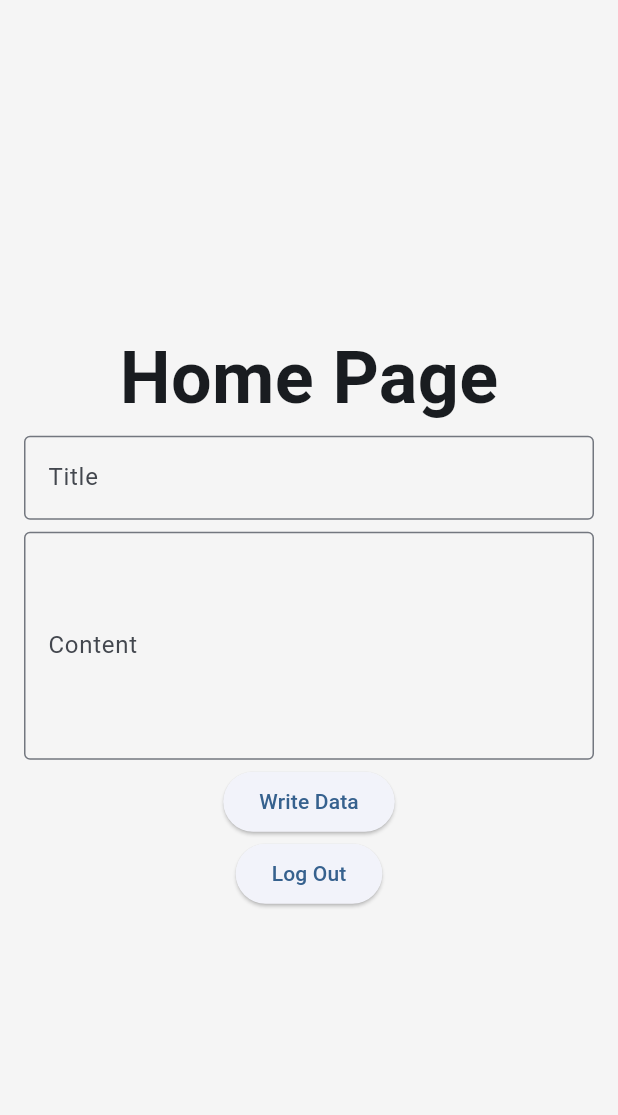
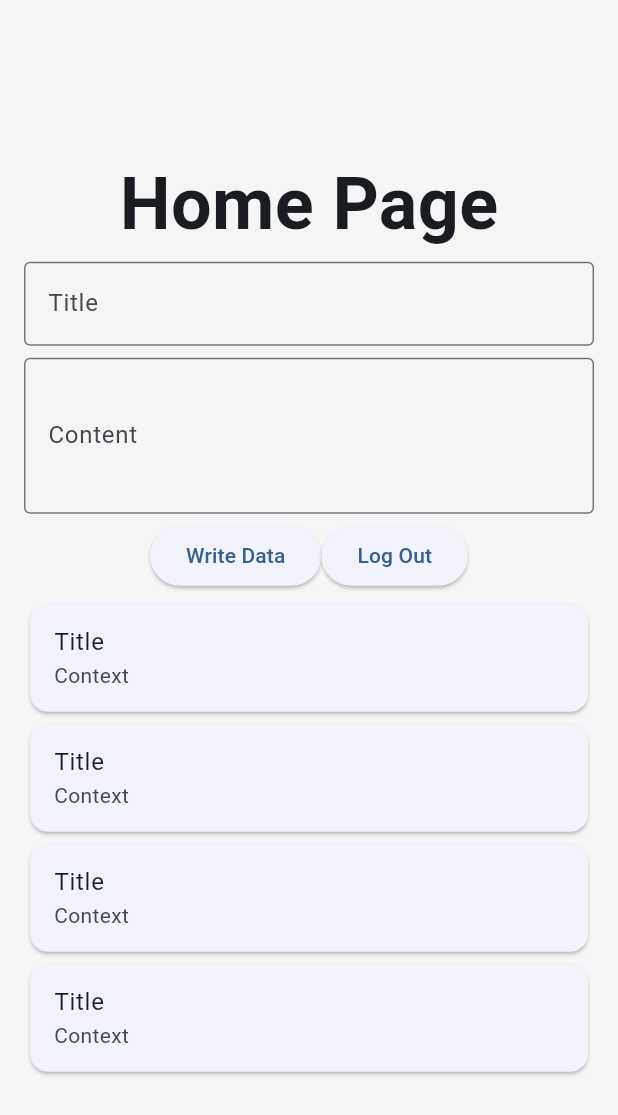
Before and after one commit to giociudadano/echo, a Flutter app: the HomePage screen opened directly, on a phone screen of 412 x 824 dp. Shown: the top 1115 px of the screen. Run offline on Flutter 3.47's test engine with Material 2 defaults, Android fonts, the phone set to English and light mode, and no system bars; our stand-ins replace firebase_auth, firebase_core, firebase_database; accounts and stored records are empty.

Commit message:
Implements class feed

```diff
--- a/lib/gui/home.dart
+++ b/lib/gui/home.dart
@@ -4,6 +4,8 @@ class HomePage extends StatelessWidget {
   final GlobalKey<FormState> _formKey = GlobalKey<FormState>();
   final _inputTitle = TextEditingController();
   final _inputContent = TextEditingController();
+
+  List li = ["1","2","3","4"];
 
   HomePage({super.key});
 
@@ -42,8 +44,8 @@ class HomePage extends StatelessWidget {
                       child: TextFormField(
                         controller: _inputContent,
                         keyboardType: TextInputType.multiline,
-                        minLines: 5,
-                        maxLines: 5,
+                        minLines: 3,
+                        maxLines: 3,
                         decoration: const InputDecoration(
                           border: OutlineInputBorder(),
                           labelText: 'Content',
@@ -54,14 +56,14 @@ class HomePage extends StatelessWidget {
                         },
                       ),
                     ),
+                    Row(
+                      mainAxisSize: MainAxisSize.min,
+                      children: [
                         ElevatedButton(
                           onPressed: () {
                             _writePost(context, _inputTitle.text, _inputContent.text);
                           },
                           child: const Text('Write Data'),
-                    ),
-                  ],
-                ),
                         ),
                         ElevatedButton(
                           onPressed: () {
@@ -69,6 +71,12 @@ class HomePage extends StatelessWidget {
                           },
                           child: const Text('Log Out'),
                         ),
+                      ],
+                    ),
+                  ],
+                ),
+              ),
+              _getCards(context),
             ],
           ),
         ),
@@ -119,4 +127,23 @@ class HomePage extends StatelessWidget {
     return null;
   }
 
+  _getCards(BuildContext context) {
+    return Padding(
+        padding: const EdgeInsets.symmetric(horizontal: 16, vertical: 4),
+        child: ListView(
+          shrinkWrap: true,
+          children: [
+            for (var post in li)...[
+              Card(
+                  child: ListTile(
+                    title: Text('Title'),
+                    subtitle: Text('Context'),
+                  )
+              )
+            ]
+          ],
+        )
+    );
   }
+
+}
```
Lines whose indentation alone changed are shown as unchanged.
